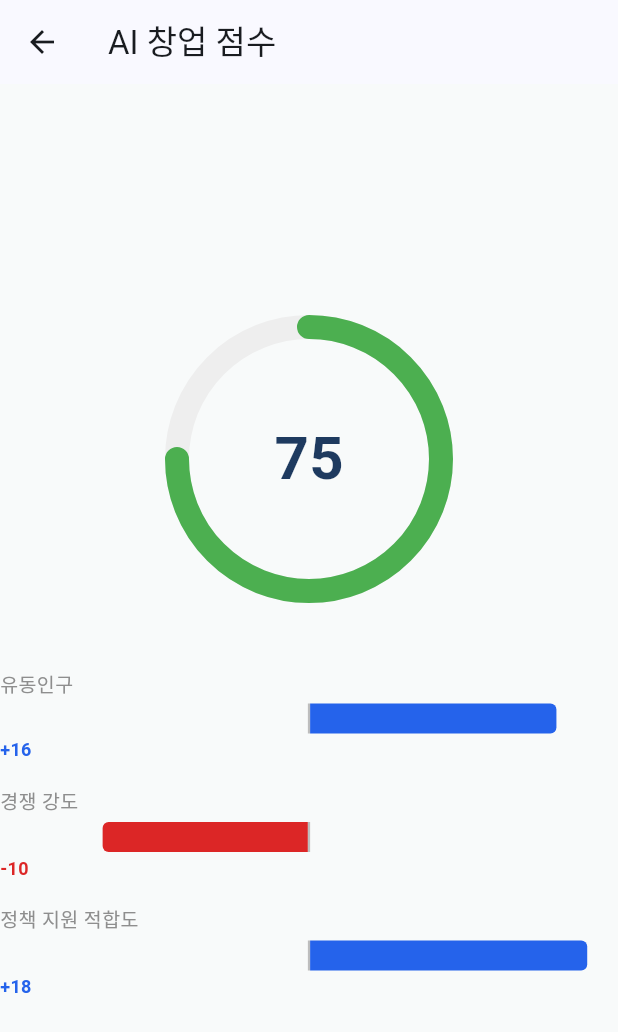
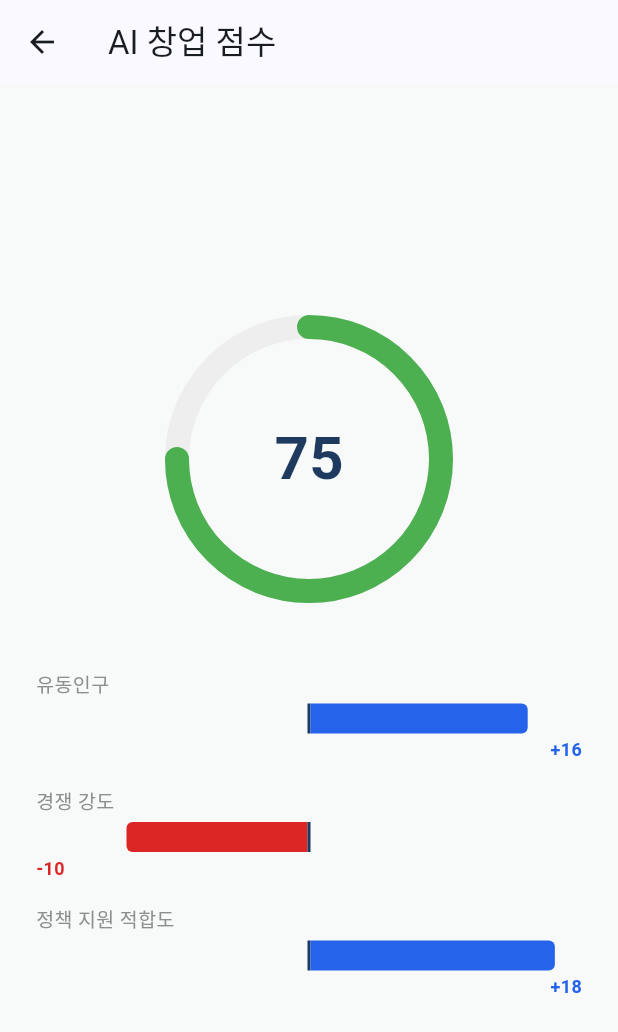
Before and after one commit to sagming40/surbi_web, a Flutter app: the Step4ScorePage screen opened directly with empty values, on a phone screen of 412 x 824 dp. Shown: the top 1032 px of the screen. Run offline on Flutter 3.47's test engine with Material 3 defaults, Android fonts, the phone set to English and light mode, and no system bars; our stand-ins replace flutter_riverpod, go_router.

Commit message:
style: SHAP 차트 시각적 다듬기 1차 시도 (기준선 강조 + 숫자 정렬)
- 가운데 기준선 색상 회색 → 네이비로 변경, 두께/높이 조정 (시인성 개선 시도)
- 숫자 값을 Align으로 막대 방향에 맞춰 좌/우 정렬 시도
- step4_score_page.dart에 Padding(좌우 24) 추가로 화면 여백 확보

⚠️ 발견된 문제: 숫자를 Align으로 막대 방향에 맞춰 붙였으나, 막대 자체가
비율(ratio)만큼만 그려지고 Align 기준은 전체 폭이라 막대 끝과 숫자 위치가
어긋나 보이는 문제 발생 → 다음 커밋에서 Row(spaceBetween) 구조로 재작업 예정

```diff
--- a/lib/views/step4_score_page.dart
+++ b/lib/views/step4_score_page.dart
@@ -13,7 +13,9 @@ class Step4ScorePage extends StatelessWidget {
     return Scaffold(
       backgroundColor: const Color(0xFFF8FAFA), // 은백색 배경
       appBar: AppBar(title: const Text('AI 창업 점수')),
-      body: Center(
+      body: Padding(
+        padding: const EdgeInsets.symmetric(horizontal: 24, vertical: 16),
+        child: Center(
           child: Column(
             mainAxisSize: MainAxisSize.min, // Column이 화면 전체 세로를 억지로 안 늘리게
             children: [
@@ -29,6 +31,7 @@ class Step4ScorePage extends StatelessWidget {
             ],
           ),
         ),
+      ),
     );
   }
 }
--- a/lib/widgets/step4/shap_bar_chart.dart
+++ b/lib/widgets/step4/shap_bar_chart.dart
@@ -55,7 +55,11 @@ class ShapBarChart extends StatelessWidget {
                 ),
 
                 // 가운데 기준선 (0점 지점)
-                Container(width: 1.5, height: 20, color: Colors.grey.shade400),
+                Container(
+                  width: 2,
+                  height: 28, // 막대(20)보다 살짝 크게 키워서 도드라지게
+                  color: SurbiColors.accent, // 연한 회색 대신 네이비로 — 눈에 확 띄게
+                ),
 
                 // 오른쪽 절반 — 양수(기여) 자리
                 Expanded(
@@ -79,9 +83,15 @@ class ShapBarChart extends StatelessWidget {
           ),
           const SizedBox(height: 2),
 
-          // 숫자 값 표시 (예: +16, -10)
-          Text(
-            isPositive ? '+${factor.value.toInt()}' : '${factor.value.toInt()}',
+          // 숫자 값 표시 (예: +16, -10) — 양수면 오른쪽 정렬, 음수면 왼쪽 정렬
+          Align(
+            alignment: isPositive
+                ? Alignment.centerRight
+                : Alignment.centerLeft,
+            child: Text(
+              isPositive
+                  ? '+${factor.value.toInt()}'
+                  : '${factor.value.toInt()}',
               style: TextStyle(
                 fontSize: 12,
                 fontWeight: FontWeight.bold,
@@ -90,6 +100,7 @@ class ShapBarChart extends StatelessWidget {
                     : SurbiColors.shapNegative,
               ),
             ),
+          ),
         ],
       ),
     );
```
Lines whose indentation alone changed are shown as unchanged.
